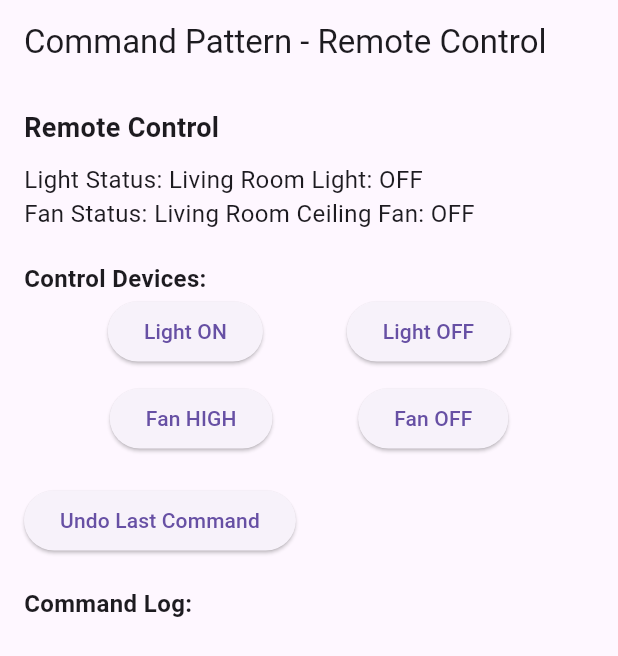
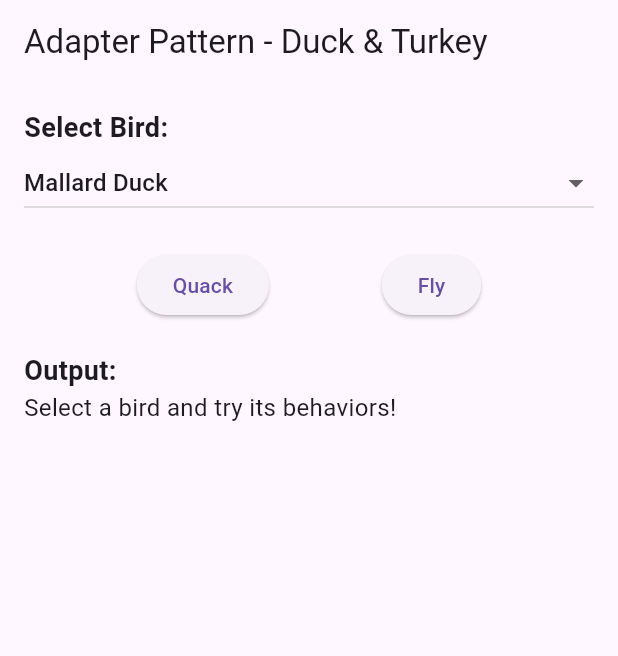
Before and after one commit to Alyaatalaat28/Flutter-Design-Patterns, a Flutter app: the screen it shows after launch, on a phone screen of 412 x 824 dp. Shown: the top 656 px of the screen. Run offline on Flutter 3.47's test engine with Material 3 defaults, Android fonts, the phone set to English and light mode, and no system bars.

Commit message:
Implement Adapter Pattern with Duck and Turkey classes, including UI for selection and behavior demonstration

```diff
--- a/lib/main.dart
+++ b/lib/main.dart
@@ -1,5 +1,5 @@
 import 'package:flutter/material.dart';
-import 'package:flutter_design_patterns/patterns/command/remote_screen.dart';
+import 'package:flutter_design_patterns/patterns/adapter/adapter_screen.dart';
 
 void main() {
   runApp(const MyApp());
@@ -18,7 +18,7 @@ class MyApp extends StatelessWidget {
         visualDensity: VisualDensity.adaptivePlatformDensity,
       ),
       title: 'Flutter Design Patterns',
-      home: RemoteScreen(),
+      home: AdapterScreen(),
     );
   }
 }
--- /dev/null
+++ b/lib/patterns/adapter/adapter_screen.dart
@@ -0,0 +1,94 @@
+import 'package:flutter/material.dart';
+import 'duck.dart';
+import 'turkey.dart';
+
+class AdapterScreen extends StatefulWidget {
+  const AdapterScreen({super.key});
+
+  @override
+  _AdapterScreenState createState() => _AdapterScreenState();
+}
+
+class _AdapterScreenState extends State<AdapterScreen> {
+  Duck _selectedBird = MallardDuck();
+  String _output = "Select a bird and try its behaviors!";
+  final _birds = {
+    'Mallard Duck': MallardDuck(),
+    'Turkey (Adapted)': TurkeyAdapter(WildTurkey()),
+  };
+
+  void _updateBird(String? birdName) {
+    setState(() {
+      _selectedBird = _birds[birdName] ?? MallardDuck();
+      _output = "Selected: $birdName";
+    });
+  }
+
+  void _performQuack() {
+    setState(() {
+      _output = _selectedBird.quack();
+    });
+  }
+
+  void _performFly() {
+    setState(() {
+      _output = _selectedBird.fly();
+    });
+  }
+
+  @override
+  Widget build(BuildContext context) {
+    return Scaffold(
+      appBar: AppBar(title: const Text('Adapter Pattern - Duck & Turkey')),
+      body: Padding(
+        padding: const EdgeInsets.all(16.0),
+        child: Column(
+          crossAxisAlignment: CrossAxisAlignment.start,
+          children: [
+            const Text(
+              'Select Bird:',
+              style: TextStyle(fontSize: 18, fontWeight: FontWeight.bold),
+            ),
+            DropdownButton<String>(
+              isExpanded: true,
+              value: _birds.keys.firstWhere(
+                (key) => _birds[key] == _selectedBird,
+                orElse: () => 'Mallard Duck',
+              ),
+              items: _birds.keys
+                  .map((name) => DropdownMenuItem<String>(
+                        value: name,
+                        child: Text(name),
+                      ))
+                  .toList(),
+              onChanged: _updateBird,
+            ),
+            const SizedBox(height: 20),
+            Row(
+              mainAxisAlignment: MainAxisAlignment.spaceEvenly,
+              children: [
+                ElevatedButton(
+                  onPressed: _performQuack,
+                  child: const Text('Quack'),
+                ),
+                ElevatedButton(
+                  onPressed: _performFly,
+                  child: const Text('Fly'),
+                ),
+              ],
+            ),
+            const SizedBox(height: 20),
+            const Text(
+              'Output:',
+              style: TextStyle(fontSize: 18, fontWeight: FontWeight.bold),
+            ),
+            Text(
+              _output,
+              style: const TextStyle(fontSize: 16),
+            ),
+          ],
+        ),
+      ),
+    );
+  }
+}
--- /dev/null
+++ b/lib/patterns/adapter/duck.dart
@@ -0,0 +1,14 @@
+// Duck interface
+abstract class Duck {
+  String quack();
+  String fly();
+}
+
+// Concrete Duck: MallardDuck
+class MallardDuck implements Duck {
+  @override
+  String quack() => "Quack!";
+
+  @override
+  String fly() => "I'm flying like a duck!";
+}
--- /dev/null
+++ b/lib/patterns/adapter/turkey.dart
@@ -0,0 +1,32 @@
+import 'duck.dart';
+
+// Turkey interface
+abstract class Turkey {
+  String gobble();
+  String fly();
+}
+
+// Concrete Turkey: WildTurkey
+class WildTurkey implements Turkey {
+  @override
+  String gobble() => "Gobble gobble!";
+
+  @override
+  String fly() => "I'm flying a short distance like a turkey!";
+}
+
+// Adapter to make Turkey act like Duck
+class TurkeyAdapter implements Duck {
+  final Turkey turkey;
+
+  TurkeyAdapter(this.turkey);
+
+  @override
+  String quack() => turkey.gobble(); // Adapt gobble to quack
+
+  @override
+  String fly() {
+    // Turkeys fly shorter distances, so simulate duck-like flying
+    return "${turkey.fly()} (adapted to duck-like flying)";
+  }
+}
```
